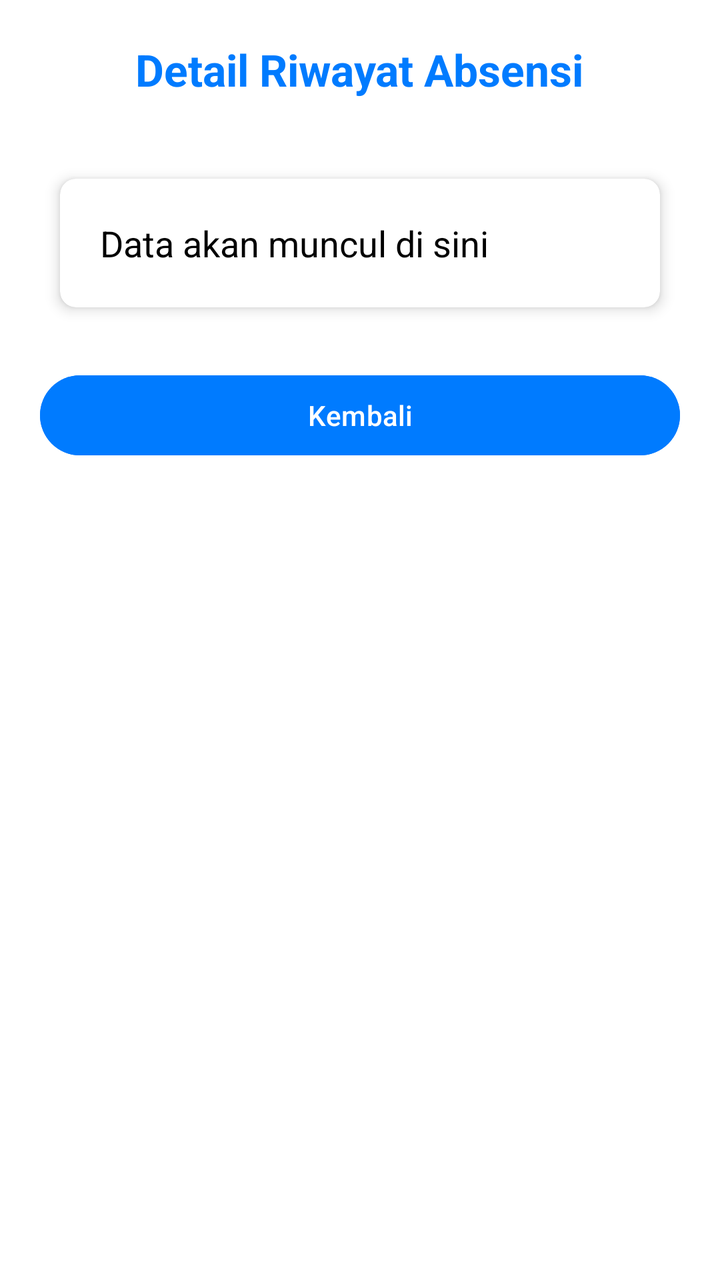
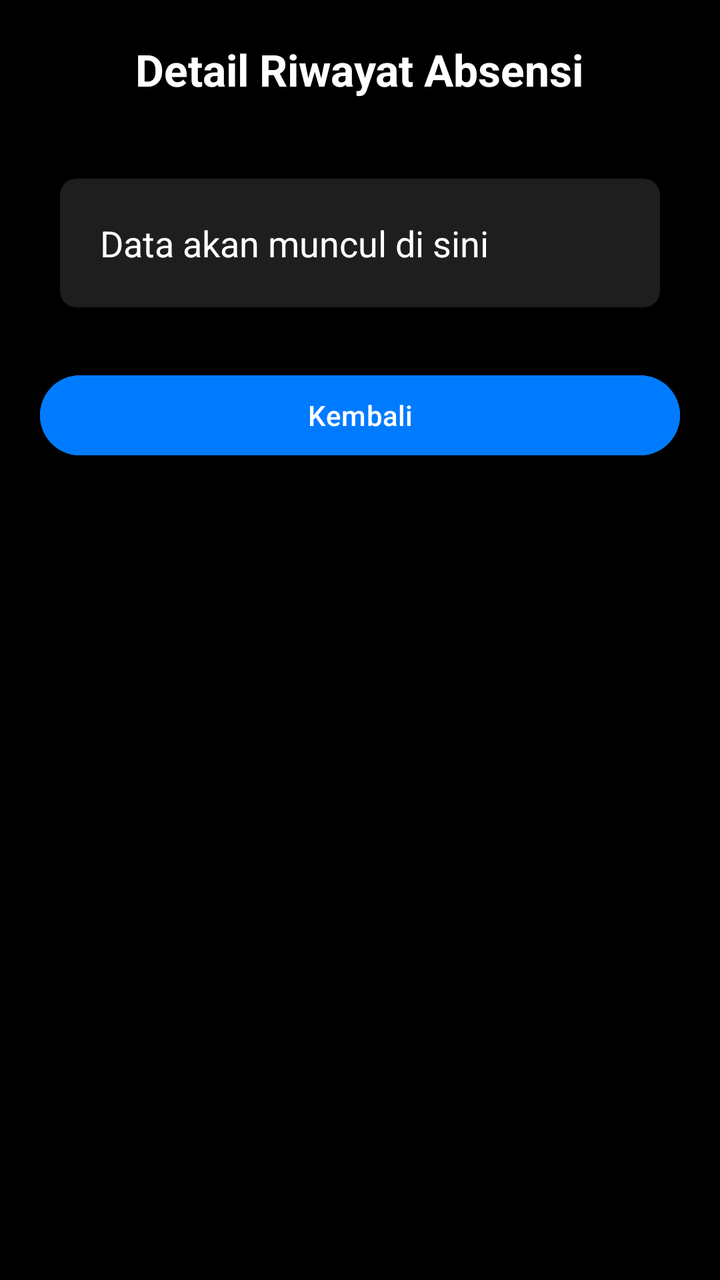

Two renders of the same Android screen: before a commit and after it. Below are the layout's source before the change and the commit's diff.
<!-- AndroidManifest.xml: application theme Theme.Moreno240040017BA244 -->
<!-- res/layout/activity_detail.xml -->
<?xml version="1.0" encoding="utf-8"?>
<LinearLayout xmlns:android="http://schemas.android.com/apk/res/android"
    android:id="@+id/main"
    android:layout_width="match_parent"
    android:layout_height="match_parent"
    android:orientation="vertical"
    android:padding="20dp"
    android:gravity="center_horizontal"
    android:background="@color/white">

    <TextView
        android:layout_width="wrap_content"
        android:layout_height="wrap_content"
        android:text="Detail Riwayat Absensi"
        android:textSize="22sp"
        android:textStyle="bold"
        android:textColor="@color/primary_blue"
        android:layout_marginBottom="30dp" />

    <androidx.cardview.widget.CardView
        android:layout_width="match_parent"
        android:layout_height="wrap_content"
        android:layout_margin="10dp"
        app:cardCornerRadius="8dp"
        app:cardElevation="4dp"
        xmlns:app="http://schemas.android.com/apk/res-auto">

        <LinearLayout
            android:layout_width="match_parent"
            android:layout_height="wrap_content"
            android:orientation="vertical"
            android:padding="20dp">

            <TextView
                android:id="@+id/tvDetailData"
                android:layout_width="match_parent"
                android:layout_height="wrap_content"
                android:text="Data akan muncul di sini"
                android:textSize="18sp"
                android:textColor="@color/black" />

        </LinearLayout>
    </androidx.cardview.widget.CardView>

    <Button
        android:id="@+id/btnBack"
        android:layout_width="match_parent"
        android:layout_height="wrap_content"
        android:layout_marginTop="20dp"
        android:text="Kembali"
        android:backgroundTint="@color/primary_blue" />

</LinearLayout>
<!-- resources referenced by this layout -->
<resources>
  <color name="black">#FF000000</color>
  <color name="primary_blue">#007BFF</color>
  <color name="white">#FFFFFFFF</color>
  <style name="Theme.Moreno240040017BA244" parent="Base.Theme.Moreno240040017BA244" />
  <style name="Base.Theme.Moreno240040017BA244" parent="Theme.Material3.DayNight.NoActionBar">
          
          
      </style>
</resources>

<!-- the commit's change to res/layout/activity_detail.xml (unified diff, before → after) -->
@@ -1,12 +1,13 @@
 <?xml version="1.0" encoding="utf-8"?>
 <LinearLayout xmlns:android="http://schemas.android.com/apk/res/android"
+    xmlns:app="http://schemas.android.com/apk/res-auto"
     android:id="@+id/main"
     android:layout_width="match_parent"
     android:layout_height="match_parent"
     android:orientation="vertical"
     android:padding="20dp"
     android:gravity="center_horizontal"
-    android:background="@color/white">
+    android:background="@color/black">
 
     <TextView
         android:layout_width="wrap_content"
@@ -14,7 +15,7 @@
         android:text="Detail Riwayat Absensi"
         android:textSize="22sp"
         android:textStyle="bold"
-        android:textColor="@color/primary_blue"
+        android:textColor="@color/white"
         android:layout_marginBottom="30dp" />
 
     <androidx.cardview.widget.CardView
@@ -23,7 +24,7 @@
         android:layout_margin="10dp"
         app:cardCornerRadius="8dp"
         app:cardElevation="4dp"
-        xmlns:app="http://schemas.android.com/apk/res-auto">
+        app:cardBackgroundColor="#1E1E1E">
 
         <LinearLayout
             android:layout_width="match_parent"
@@ -37,7 +38,7 @@
                 android:layout_height="wrap_content"
                 android:text="Data akan muncul di sini"
                 android:textSize="18sp"
-                android:textColor="@color/black" />
+                android:textColor="@color/white" />
 
         </LinearLayout>
     </androidx.cardview.widget.CardView>
@@ -48,6 +49,7 @@
         android:layout_height="wrap_content"
         android:layout_marginTop="20dp"
         android:text="Kembali"
+        android:textColor="@color/white"
         android:backgroundTint="@color/primary_blue" />
 
 </LinearLayout>
<!-- resource entries referenced after the edit -->
@@ -6,7 +6,9 @@
   <style name="Theme.Moreno240040017BA244" parent="Base.Theme.Moreno240040017BA244" />
   <style name="Base.Theme.Moreno240040017BA244" parent="Theme.Material3.DayNight.NoActionBar">
           
-          
+          <item name="android:windowBackground">@color/black</item>
+          <item name="android:statusBarColor">@color/black</item>
+          <item name="android:navigationBarColor">@color/black</item>
       </style>
 </resources>
 
